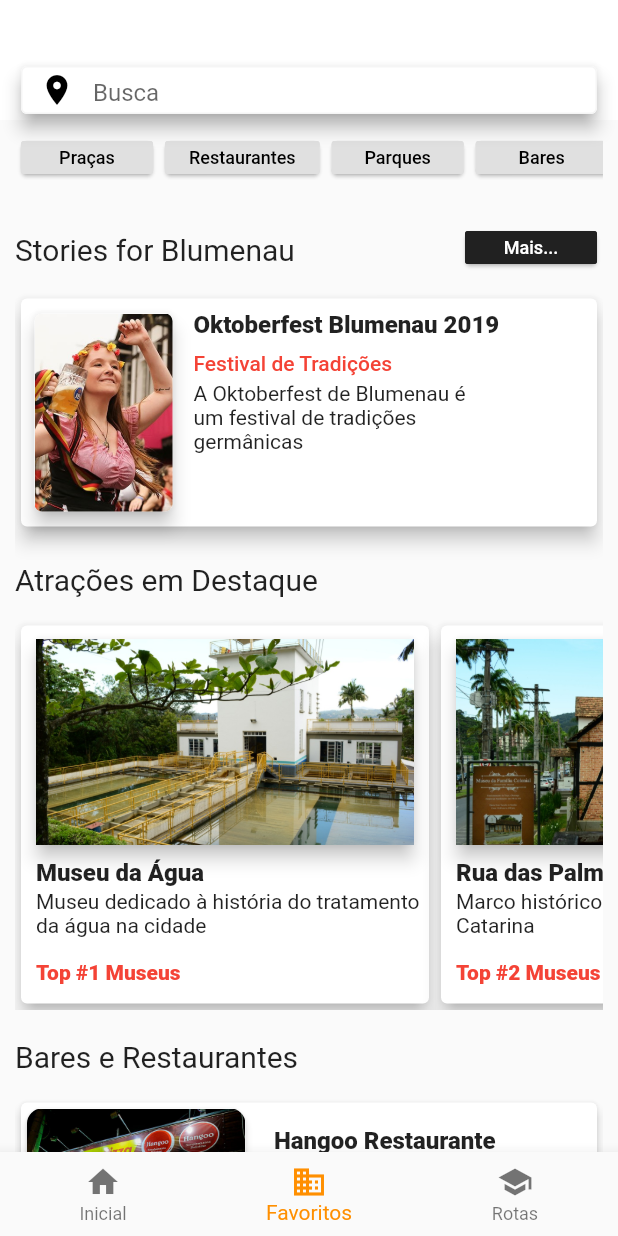
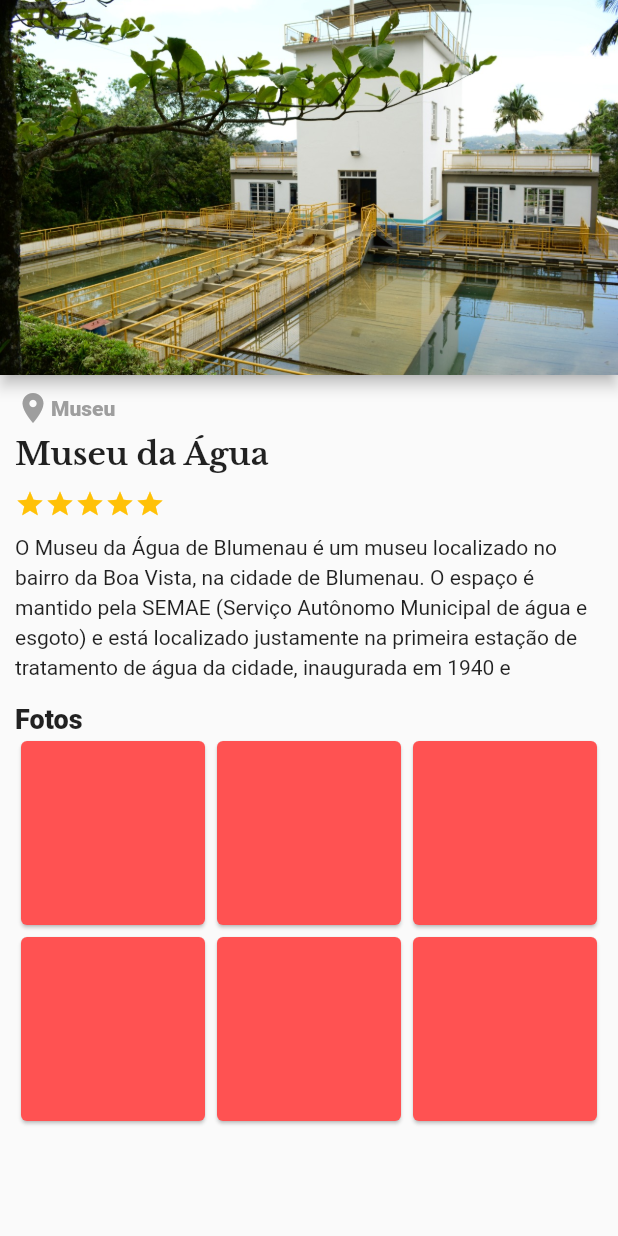
Before and after one commit to ykarimmendes/travel_app, a Flutter app: the screen it shows after launch, on a phone screen of 412 x 824 dp. Run offline on Flutter 3.47's test engine with Material 2 defaults, Android fonts, the phone set to English and light mode, and no system bars.

Commit message:
Construcao da segunda tela de atracoes

```diff
--- a/lib/attractions/attraction.dart
+++ b/lib/home/attractions/attraction.dart
@@ -15,7 +15,7 @@
     List<Attraction> atts = new List<Attraction>();
     Attraction att = new Attraction.mock(
         1,
-        "Museu da Água",
+        "Museu da Água ",
         "Museu dedicado à história do tratamento da água na cidade",
         "assets/museu_da_agua.jpeg",
         "Top #1 Museus");
--- a/lib/attractions/top_home_card.dart
+++ b/lib/home/attractions/top_home_card.dart
@@ -1,5 +1,6 @@
 import 'package:flutter/material.dart';
-import 'package:travelapp/attractions/attraction.dart';
+
+import 'attraction.dart';
 
 class TopHomeCard extends StatelessWidget {
   const TopHomeCard({
@@ -50,7 +51,7 @@
                     ),
                   ),
                   Padding(
-                    padding: EdgeInsets.only(top: 2, left: 10),
+                    padding: EdgeInsets.only(top: 2, left: 10, right: 8),
                     child: Text(
                         atts[index].description),
                   ),
--- a/lib/filter_home.dart
+++ b/lib/home/filter_home.dart
@@ -1,6 +1,7 @@
 import 'package:flutter/cupertino.dart';
 import 'package:flutter/material.dart';
-import 'package:travelapp/widgets/custom_buttom.dart';
+
+import '../widgets/custom_buttom.dart';
 
 class FilterHome extends StatelessWidget {
   var filters = ['Praças', 'Restaurantes', 'Parques', 'Bares', 'Família'];
--- /dev/null
+++ b/lib/home/restaurants/restaurants_home_cards.dart
@@ -0,0 +1,68 @@
+import 'package:flutter/material.dart';
+
+class RestaurantsHomeCards extends StatelessWidget {
+  const RestaurantsHomeCards({
+    Key key,
+  }) : super(key: key);
+
+  @override
+  Widget build(BuildContext context) {
+    return ListView.builder(
+      physics: NeverScrollableScrollPhysics(),
+      shrinkWrap: true,
+      itemCount: 4,
+      itemBuilder: (context, index) {
+        return Card(
+          elevation: 3,
+          child: Row(
+            children: <Widget>[
+              Expanded(
+                flex: 3,
+                child: Column(
+                  crossAxisAlignment: CrossAxisAlignment.center,
+                  mainAxisAlignment: MainAxisAlignment.start,
+                  children: <Widget>[
+                    Card(
+                      shape: RoundedRectangleBorder(
+                        borderRadius: BorderRadius.circular(10),
+                      ),
+                      elevation: 2,
+                      child: Image.asset(
+                        "assets/restaurante1.jpg",
+                        height: 100,
+                        fit: BoxFit.cover,
+                      ),
+                      clipBehavior: Clip.antiAlias,
+                    ),
+                  ],
+                ),
+              ),
+              Expanded(
+                flex: 6,
+                child: Column(
+                  crossAxisAlignment: CrossAxisAlignment.start,
+                  mainAxisAlignment: MainAxisAlignment.center,
+                  children: <Widget>[
+                    Padding(
+                      padding: const EdgeInsets.only(left: 15.0, ),
+                      child: Text(
+                        "Hangoo Restaurante",
+                        style: TextStyle(fontWeight: FontWeight.w800, fontSize: 16),
+                      ),
+                    ),
+                    ListTile(
+                      isThreeLine: true,
+                      dense: true,
+                      title: Text("Buffet Livre"),
+                      subtitle: Text("Churrasco, Pizzas, Sobremesas, Sorvetes"),
+                    ),
+                  ],
+                ),
+              ),
+            ],
+          ),
+        );
+      },
+    );
+  }
+}
--- /dev/null
+++ b/lib/home/stories/stories_home_card.dart
@@ -0,0 +1,70 @@
+import 'package:flutter/material.dart';
+
+class StoriesHomeCard extends StatelessWidget {
+  const StoriesHomeCard({
+    Key key,
+  }) : super(key: key);
+
+  @override
+  Widget build(BuildContext context) {
+    return Container(
+      height: 160,
+      child: Card(
+          elevation: 5,
+          child: Row(
+            crossAxisAlignment: CrossAxisAlignment.center,
+            mainAxisAlignment: MainAxisAlignment.start,
+            children: <Widget>[
+              Container(
+                margin: EdgeInsets.only(left: 5),
+                height: 140,
+                child: Card(
+                  shape: RoundedRectangleBorder(
+                    borderRadius: BorderRadius.circular(5),
+                  ),
+                  elevation: 5,
+                  clipBehavior: Clip.antiAlias,
+                  child: Image.asset(
+                    "assets/blumenau1.jpg",
+                    fit: BoxFit.cover,
+                  ),
+                ),
+              ),
+              Expanded(
+                child: Container(
+                  padding: EdgeInsets.only(top: 8, left: 10),
+                  child: Column(
+                    mainAxisAlignment: MainAxisAlignment.start,
+                    crossAxisAlignment: CrossAxisAlignment.start,
+                    children: <Widget>[
+                      Text(
+                        "Oktoberfest Blumenau 2019",
+                        style: TextStyle(
+                            fontWeight: FontWeight.w800, fontSize: 16),
+                      ),
+                      SizedBox(height: 8),
+                      Text(
+                        "Festival de Tradições",
+                        style: TextStyle(
+                            color: Colors.red,
+                            fontWeight: FontWeight.w500),
+                      ),
+                      SizedBox(height: 4),
+                      Flexible(
+
+                        child: Text(
+                          'A Oktoberfest de Blumenau é um festival de tradições germânicas',
+                          overflow: TextOverflow.ellipsis,
+                          softWrap: false,
+                          maxLines: 3,
+                        ),
+                      )
+                    ],
+                  ),
+                ),
+              )
+            ],
+          ),),
+    );
+  }
+}
--- a/lib/main.dart
+++ b/lib/main.dart
@@ -1,13 +1,14 @@
 import 'package:flutter/cupertino.dart';
 import 'package:flutter/material.dart';
-import 'package:travelapp/app_bar_home.dart';
-import 'package:travelapp/restaurants/restaurants_home_cards.dart';
 
-import 'package:travelapp/stories_home_card.dart';
-import 'package:travelapp/stories_home_text.dart';
-import 'package:travelapp/attractions/top_home_card.dart';
 
-import 'filter_home.dart';
+import 'home/app_bar_home.dart';
+import 'home/attractions/top_home_card.dart';
+import 'home/filter_home.dart';
+import 'home/restaurants/restaurants_home_cards.dart';
+import 'home/stories/stories_home_card.dart';
+import 'home/stories/stories_home_text.dart';
+import 'top_attractions/main_attraction.dart';
 import 'widgets/home_text.dart';
 
 void main() {
@@ -19,7 +20,8 @@
   Widget build(BuildContext context) {
     return MaterialApp(
       debugShowCheckedModeBanner: false,
-      home: MyHomePage(),
+      //home: MyHomePage(),
+      home: MainAttractions()
     );
   }
 }
@@ -50,7 +52,7 @@
             HomeText("Bares e Restaurantes"),
             RestaurantsHomeCards(),
           ],
-        )),
+        ),),
       ),
       bottomNavigationBar: BottomNavigationBar(
         items: const <BottomNavigationBarItem>[
--- a/lib/restaurants/restaurants_home_cards.dart
+++ /dev/null
@@ -1,72 +0,0 @@
-import 'package:flutter/material.dart';
-
-class RestaurantsHomeCards extends StatelessWidget {
-  const RestaurantsHomeCards({
-    Key key,
-  }) : super(key: key);
-
-  @override
-  Widget build(BuildContext context) {
-    return Container(
-      child: ListView.builder(
-        physics: NeverScrollableScrollPhysics(),
-        shrinkWrap: true,
-        itemCount: 4,
-        itemBuilder: (context, index) {
-          return Container(
-            height: 120,
-            child: Card(
-              elevation: 3,
-              child: Row(
-                children: <Widget>[
-                  Expanded(
-                    flex: 4,
-                    child: Column(
-                      crossAxisAlignment: CrossAxisAlignment.center,
-                      mainAxisAlignment: MainAxisAlignment.start,
-                      children: <Widget>[
-                        Card(
-                          shape: RoundedRectangleBorder(
-                            borderRadius: BorderRadius.circular(10),
-                          ),
-                          elevation: 2,
-                          child: Image.asset(
-                            "assets/restaurante1.jpg",
-                            height: 100,
-                            fit: BoxFit.cover,
-                          ),
-                          clipBehavior: Clip.antiAlias,
-                        ),
-                      ],
-                    ),
-                  ),
-                  Expanded(
-                    flex: 6,
-                    child: Column(
-                      crossAxisAlignment: CrossAxisAlignment.start,
-                      mainAxisAlignment: MainAxisAlignment.center,
-                      children: <Widget>[
-                        Padding(
-                          padding: const EdgeInsets.only(left: 15.0, bottom: 10),
-                          child: Text(
-                            "Hangoo Restaurante",
-                            style: TextStyle(fontWeight: FontWeight.w800, fontSize: 16),
-                          ),
-                        ),
-                        ListTile(
-                          dense: true,
-                          title: Text("Buffet Livre"),
-                          subtitle: Text("Churrasco, Pizzas, Sobremesas, Sorvetes"),
-                        ),
-                      ],
-                    ),
-                  ),
-                ],
-              ),
-            ),
-          );
-        },
-      ),
-    );
-  }
-}
--- a/lib/stories_home_card.dart
+++ /dev/null
@@ -1,67 +0,0 @@
-import 'package:flutter/material.dart';
-
-class StoriesHomeCard extends StatelessWidget {
-  const StoriesHomeCard({
-    Key key,
-  }) : super(key: key);
-
-  @override
-  Widget build(BuildContext context) {
-    return Container(
-      height: 160,
-      child: Card(
-          elevation: 5,
-          child: Row(
-            crossAxisAlignment: CrossAxisAlignment.center,
-            mainAxisAlignment: MainAxisAlignment.start,
-            children: <Widget>[
-              Container(
-                margin: EdgeInsets.only(left: 5),
-                width: 100,
-                height: 140,
-                child: Card(
-                  shape: RoundedRectangleBorder(
-                    borderRadius: BorderRadius.circular(5),
-                  ),
-                  elevation: 5,
-                  clipBehavior: Clip.antiAlias,
-                  child: Image.asset(
-                    "assets/blumenau1.jpg",
-                    fit: BoxFit.cover,
-                  ),
-                ),
-              ),
-              Container(
-                padding: EdgeInsets.only(top: 8, left: 10),
-                child: Column(
-                  mainAxisAlignment: MainAxisAlignment.start,
-                  crossAxisAlignment: CrossAxisAlignment.start,
-                  children: <Widget>[
-                    Text(
-                      "Oktoberfest Blumenau 2019",
-                      style: TextStyle(
-                          fontWeight: FontWeight.w800, fontSize: 16),
-                    ),
-                    SizedBox(height: 8),
-                    Text(
-                      "Festival de Tradições",
-                      style: TextStyle(
-                          color: Colors.red,
-                          fontWeight: FontWeight.w500),
-                    ),
-                    SizedBox(height: 4),
-                    Container(
-                      width: 200,
-                      child: Text(
-                        'A Oktoberfest de Blumenau é um festival de tradições germânicas',
-                        overflow: TextOverflow.clip,
-                      ),
-                    )
-                  ],
-                ),
-              )
-            ],
-          )),
-    );
-  }
-}
--- /dev/null
+++ b/lib/top_attractions/main_attraction.dart
@@ -0,0 +1,99 @@
+import 'package:flutter/cupertino.dart';
+import 'package:flutter/material.dart';
+
+class MainAttractions extends StatefulWidget {
+  @override
+  _MainAttractionsState createState() => _MainAttractionsState();
+}
+
+class _MainAttractionsState extends State<MainAttractions> {
+  @override
+  Widget build(BuildContext context) {
+    return Scaffold(
+      appBar: PreferredSize(
+        preferredSize: Size.fromHeight(250),
+        child: AppBar(
+          flexibleSpace: Image.asset(
+            "assets/museu_da_agua.jpeg",
+            fit: BoxFit.cover,
+          ),
+        ),
+      ),
+      body: Padding(
+        padding: const EdgeInsets.only(top: 10, left: 10, right: 10),
+        child: Column(
+          crossAxisAlignment: CrossAxisAlignment.start,
+          children: <Widget>[
+            Row(
+              children: <Widget>[
+                Icon(
+                  Icons.location_on,
+                  color: Colors.grey,
+                ),
+                Text(
+                  "Museu",
+                  style: TextStyle(
+                    color: Colors.grey,
+                    fontWeight: FontWeight.w900,
+                  ),
+                ),
+              ],
+            ),
+            Padding(
+              padding: const EdgeInsets.only(top: 6),
+              child: Text(
+                "Museu da Água",
+                style: TextStyle(
+                    fontSize: 21,
+                    fontFamily: "LibreBaskerville",
+                    fontWeight: FontWeight.w800),
+              ),
+            ),
+            Padding(
+              padding: const EdgeInsets.only(right: 8, top: 10),
+              child: Row(
+                children: <Widget>[
+                  Icon(Icons.star, color: Colors.amber, size: 20),
+                  Icon(Icons.star, color: Colors.amber, size: 20),
+                  Icon(Icons.star, color: Colors.amber, size: 20),
+                  Icon(Icons.star, color: Colors.amber, size: 20),
+                  Icon(Icons.star, color: Colors.amber, size: 20),
+                ],
+              ),
+            ),
+            Padding(
+              padding: const EdgeInsets.only(top: 8.0),
+              child: Column(
+                children: <Widget>[
+                  Text(
+                    "O Museu da Água de Blumenau é um museu localizado no bairro da Boa Vista, na cidade de Blumenau. O espaço é mantido pela SEMAE (Serviço Autônomo Municipal de água e esgoto) e está localizado justamente na primeira estação de tratamento de água da cidade, inaugurada em 1940 e transformada em local de visitação em 1999.[1] No local, o visitante pode conhecer os processos de coleta e purificação da água, além de ter acesso a um acervo com peças, equipamentos e documentos que recontam um pouco da história do abastecimento de água na cidade.[2] No Réveillon, o local também é usado como ponto para a queima de fogos na cidade.[3]",
+                    style: TextStyle(height: 1.4),
+                    maxLines: 5,
+                  ),
+                ],
+              ),
+            ),
+            Padding(
+              padding: const EdgeInsets.only(top: 15),
+              child: Text(
+                "Fotos",
+                style: TextStyle(fontWeight: FontWeight.w900, fontSize: 18),
+              ),
+            ),
+            Expanded(
+              child: GridView.builder(
+                  itemCount: 6,
+                  gridDelegate: SliverGridDelegateWithFixedCrossAxisCount(
+                      crossAxisCount: 3),
+                  itemBuilder: (context, index) {
+                    return Card(
+                      color: Colors.redAccent,
+                    );
+                  }),
+            )
+          ],
+        ),
+      ),
+    );
+  }
+}
```
Also changed, not shown: pubspec.yaml (+6 -14 lines), fonts/LibreBaskerville-Bold.ttf (added), fonts/LibreBaskerville-Regular.ttf (added), lib/home/app_bar_home.dart (renamed from lib/app_bar_home.dart), lib/home/stories/stories_home_text.dart (renamed from lib/stories_home_text.dart).
